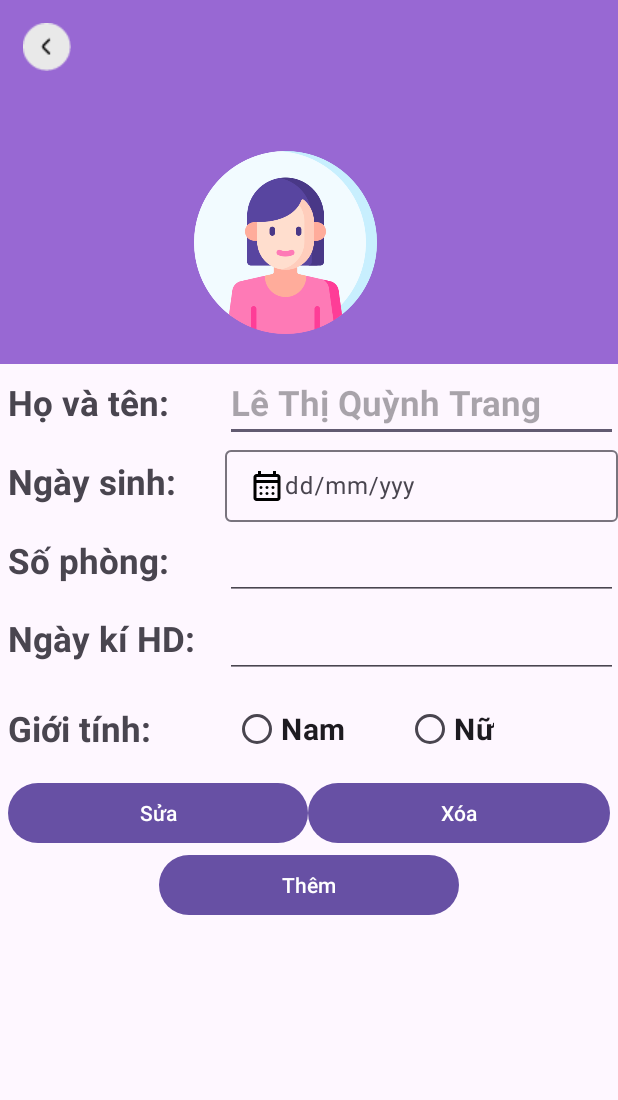
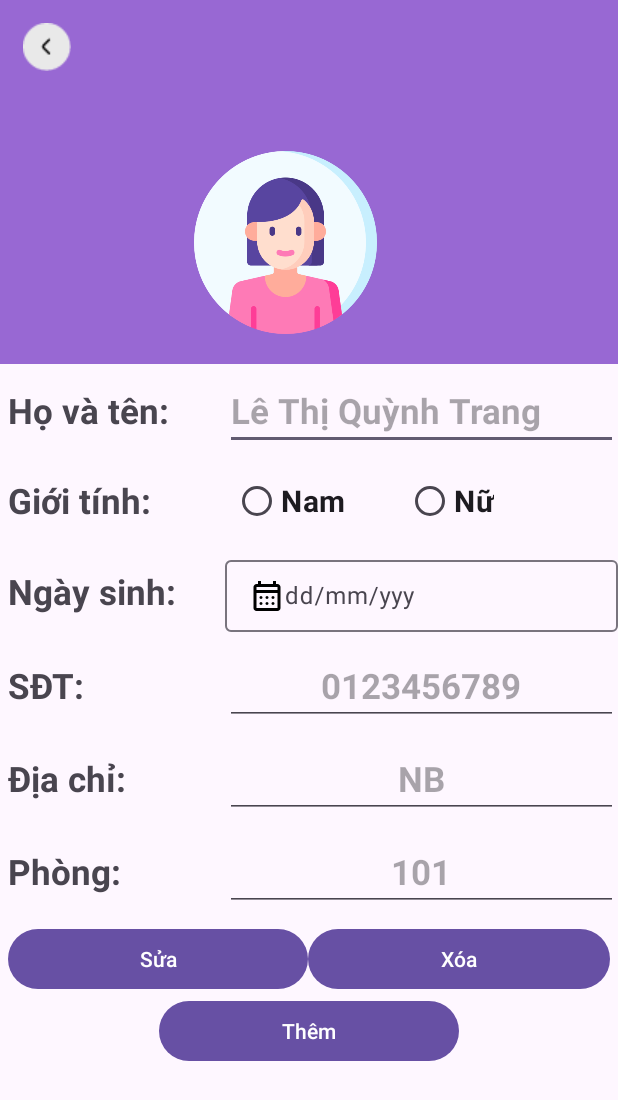
Before and after one commit to canhhocit/code_jav_QLPT, an Android app: the qlkhachthue_activity_chucnang screen opened directly, with no data from a screen before it, on a phone screen of 412 x 824 dp. Shown: the top 1100 px of the screen. Run offline under Robolectric (Android 15) with nearby library versions, the phone set to English and light mode, and no system bars.

Commit message:
change (Trang,Nguyen)_cccd->sdt

```diff
--- a/app/src/main/res/layout/qlkhachthue_activity_chucnang.xml
+++ b/app/src/main/res/layout/qlkhachthue_activity_chucnang.xml
@@ -50,6 +50,7 @@
             android:layout_width="match_parent"
             android:layout_height="wrap_content"
             android:paddingLeft="5dp"
+            android:layout_marginTop="5dp"
             android:orientation="horizontal">
 
             <TextView
@@ -70,92 +71,6 @@
                 android:textSize="23dp"
                 android:textStyle="bold" />
         </LinearLayout>
-
-        <LinearLayout
-            android:layout_width="match_parent"
-            android:layout_height="wrap_content"
-            android:paddingLeft="5dp"
-            android:orientation="horizontal">
-
-            <TextView
-                android:layout_width="3dp"
-                android:layout_height="30dp"
-                android:layout_weight="1"
-                android:gravity="center_vertical"
-                android:text="Ngày sinh:"
-                android:textSize="23sp"
-                android:textStyle="bold" />
-
-            <com.google.android.material.textfield.TextInputLayout
-                android:layout_width="120dp"
-                android:layout_height="wrap_content"
-                android:layout_weight="1"
-                android:hint="dd/mm/yyy">
-
-                <EditText
-                    android:id="@+id/khachthue_edt_ngaysinh"
-                    android:layout_width="match_parent"
-                    android:layout_height="wrap_content"
-                    android:layout_weight="1"
-                    android:clickable="true"
-                    android:focusable="false"
-                    android:textAlignment="center"
-                    android:padding="12dp"
-                    android:drawableStart="@drawable/calender"
-                    />
-            </com.google.android.material.textfield.TextInputLayout>
-        </LinearLayout>
-
-        <LinearLayout
-            android:layout_width="match_parent"
-            android:layout_height="wrap_content"
-            android:paddingLeft="5dp"
-            android:orientation="horizontal">
-
-            <TextView
-
-                android:layout_width="3dp"
-                android:layout_height="30dp"
-                android:layout_weight="1"
-                android:text="Số phòng:"
-                android:textSize="23sp"
-                android:textStyle="bold" />
-
-            <EditText
-                android:id="@+id/khachthue_edt_phong"
-                android:layout_width="120dp"
-                android:layout_height="wrap_content"
-                android:layout_weight="1"
-                android:hint=""
-                android:textSize="23dp"
-                android:textStyle="bold" />
-        </LinearLayout>
-
-        <LinearLayout
-            android:layout_width="match_parent"
-            android:layout_height="wrap_content"
-            android:paddingLeft="5dp"
-            android:orientation="horizontal">
-
-            <TextView
-
-                android:layout_width="3dp"
-                android:layout_height="30dp"
-                android:layout_weight="1"
-                android:text="Ngày kí HD:"
-                android:textSize="23sp"
-                android:textStyle="bold" />
-
-            <EditText
-                android:id="@+id/khachthue_edt_ngayhd"
-                android:layout_width="120dp"
-                android:layout_height="wrap_content"
-                android:layout_weight="1"
-                android:hint=""
-                android:textSize="23dp"
-                android:textStyle="bold" />
-        </LinearLayout>
-
     <LinearLayout
         android:layout_width="match_parent"
         android:layout_height="wrap_content"
@@ -199,6 +114,125 @@
         </RadioGroup>
 
     </LinearLayout>
+        <LinearLayout
+            android:layout_width="match_parent"
+            android:layout_height="wrap_content"
+            android:paddingLeft="5dp"
+            android:layout_marginTop="10dp"
+            android:orientation="horizontal">
+
+            <TextView
+                android:layout_width="3dp"
+                android:layout_height="30dp"
+                android:layout_weight="1"
+                android:gravity="center_vertical"
+                android:text="Ngày sinh:"
+                android:textSize="23sp"
+                android:textStyle="bold" />
+
+            <com.google.android.material.textfield.TextInputLayout
+                android:layout_width="120dp"
+                android:layout_height="wrap_content"
+                android:layout_weight="1"
+                android:hint="dd/mm/yyy">
+
+                <EditText
+                    android:id="@+id/khachthue_edt_ngaysinh"
+                    android:layout_width="match_parent"
+                    android:layout_height="wrap_content"
+                    android:layout_weight="1"
+                    android:clickable="true"
+                    android:focusable="false"
+                    android:textAlignment="center"
+                    android:padding="12dp"
+                    android:drawableStart="@drawable/calender"
+                    />
+            </com.google.android.material.textfield.TextInputLayout>
+        </LinearLayout>
+    <LinearLayout
+        android:layout_width="match_parent"
+        android:layout_height="wrap_content"
+        android:paddingLeft="5dp"
+        android:layout_marginTop="10dp"
+        android:orientation="horizontal">
+
+        <TextView
+
+            android:layout_width="3dp"
+            android:layout_height="30dp"
+            android:layout_weight="1"
+            android:text="SĐT:"
+            android:textSize="23sp"
+            android:textStyle="bold" />
+
+        <EditText
+            android:id="@+id/khachthue_edt_sdt"
+            android:layout_width="120dp"
+            android:layout_height="wrap_content"
+            android:layout_weight="1"
+            android:hint="0123456789"
+            android:inputType="number"
+            android:textAlignment="center"
+            android:textSize="23dp"
+            android:textStyle="bold" />
+    </LinearLayout>
+    <LinearLayout
+        android:layout_width="match_parent"
+        android:layout_height="wrap_content"
+        android:paddingLeft="5dp"
+        android:layout_marginTop="10dp"
+        android:orientation="horizontal">
+
+        <TextView
+
+            android:layout_width="3dp"
+            android:layout_height="30dp"
+            android:layout_weight="1"
+            android:text="Địa chỉ:"
+            android:textSize="23sp"
+            android:textStyle="bold" />
+
+        <EditText
+            android:id="@+id/khachthue_edt_diachi"
+            android:layout_width="120dp"
+            android:layout_height="wrap_content"
+            android:layout_weight="1"
+            android:hint="NB"
+            android:textAlignment="center"
+            android:textSize="23dp"
+            android:textStyle="bold" />
+    </LinearLayout>
+
+
+    <LinearLayout
+            android:layout_width="match_parent"
+            android:layout_height="wrap_content"
+        android:layout_marginTop="10dp"
+            android:paddingLeft="5dp"
+            android:orientation="horizontal">
+
+            <TextView
+
+                android:layout_width="3dp"
+                android:layout_height="30dp"
+                android:layout_weight="1"
+                android:text="Phòng:"
+                android:textSize="23sp"
+                android:textStyle="bold" />
+
+            <EditText
+                android:id="@+id/khachthue_edt_phong"
+                android:layout_width="120dp"
+                android:layout_height="wrap_content"
+                android:layout_weight="1"
+                android:hint="101"
+                android:textAlignment="center"
+                android:textSize="23dp"
+                android:textStyle="bold" />
+        </LinearLayout>
+
+
+
 
         <LinearLayout
             android:layout_width="match_parent"
--- a/app/src/main/res/layout/qlphongtro_item_person_inroom.xml
+++ b/app/src/main/res/layout/qlphongtro_item_person_inroom.xml
@@ -30,13 +30,13 @@
             android:text="Nữ"/>
 
         <TextView
-            android:id="@+id/txtCCCD_itemPersonInRoom"
+            android:id="@+id/txtSDT_itemPersonInRoom"
             android:layout_width="wrap_content"
             android:layout_weight="1"
             android:textSize="16sp"
             android:textStyle="bold"
             android:layout_height="wrap_content"
-            android:text="036205007463"/>
+            android:text="0123456789"/>
 
         <ImageView
             android:id="@+id/iconXoaNguoi_itemPersonInRoom"
```
